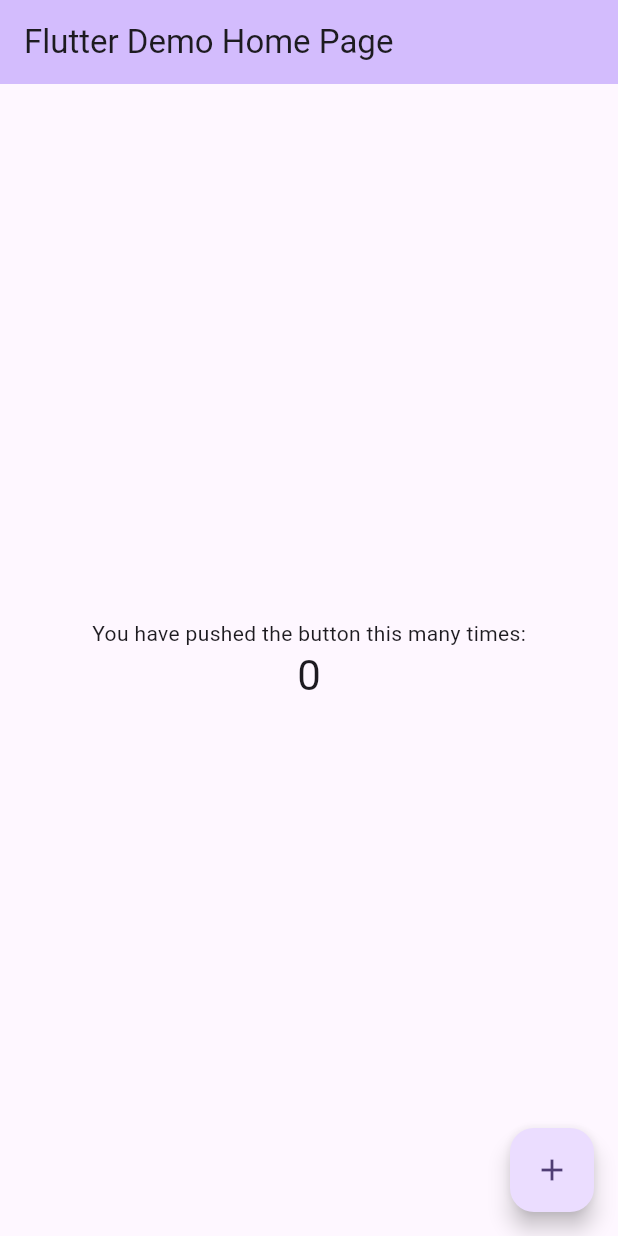
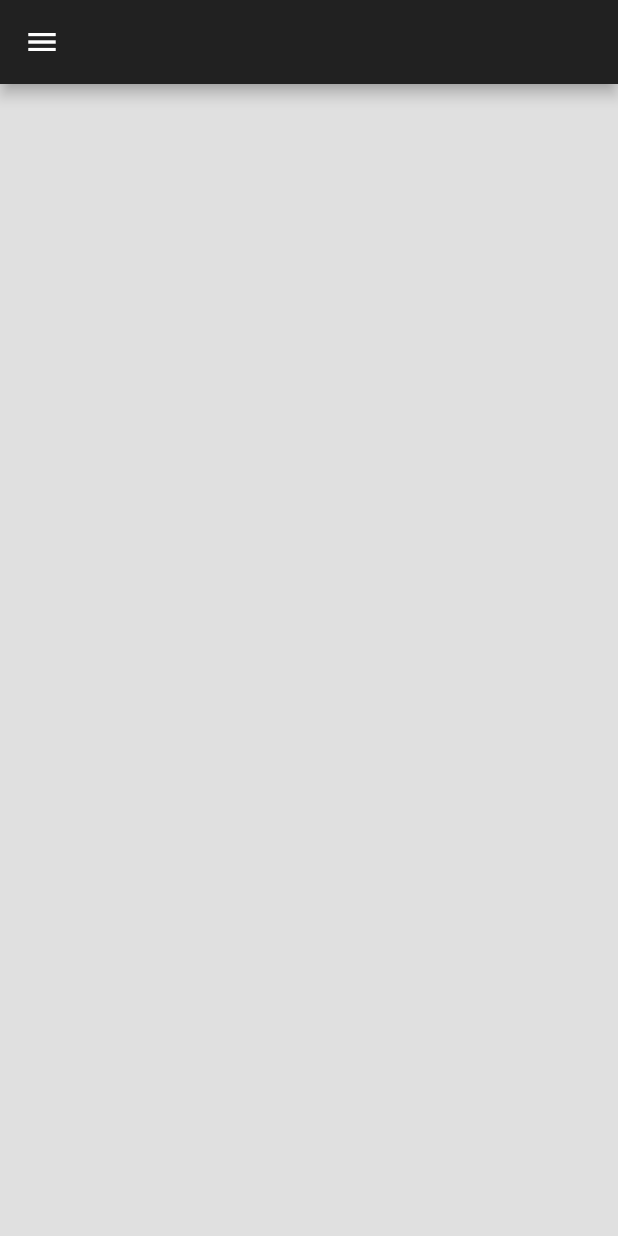
Before and after one commit to Gurung-Manish/Portfolio, a Flutter app: the screen it shows after launch, on a phone screen of 412 x 824 dp. Run offline on Flutter 3.47's test engine with Material 2 defaults, Android fonts, the phone set to English and light mode, and no system bars.

Commit message:
created new layouts. started working mobile

```diff
--- a/lib/main.dart
+++ b/lib/main.dart
@@ -1,125 +1,25 @@
 import 'package:flutter/material.dart';
+import 'package:portfolio/responsive/mobile_layout.dart';
+import 'package:portfolio/responsive/responsive_layout.dart';
+import 'package:portfolio/responsive/tablet_layout.dart';
+import 'package:portfolio/responsive/web_layout.dart';
 
 void main() {
-  runApp(const MyApp());
+  runApp(const MyPortfolio());
 }
 
-class MyApp extends StatelessWidget {
-  const MyApp({super.key});
+class MyPortfolio extends StatelessWidget {
+  const MyPortfolio({super.key});
 
-  // This widget is the root of your application.
   @override
   Widget build(BuildContext context) {
-    return MaterialApp(
-      title: 'Flutter Demo',
-      theme: ThemeData(
-        // This is the theme of your application.
-        //
-        // TRY THIS: Try running your application with "flutter run". You'll see
-        // the application has a blue toolbar. Then, without quitting the app,
-        // try changing the seedColor in the colorScheme below to Colors.green
-        // and then invoke "hot reload" (save your changes or press the "hot
-        // reload" button in a Flutter-supported IDE, or press "r" if you used
-        // the command line to start the app).
-        //
-        // Notice that the counter didn't reset back to zero; the application
-        // state is not lost during the reload. To reset the state, use hot
-        // restart instead.
-        //
-        // This works for code too, not just values: Most code changes can be
-        // tested with just a hot reload.
-        colorScheme: ColorScheme.fromSeed(seedColor: Colors.deepPurple),
-        useMaterial3: true,
+    return const MaterialApp(
+      debugShowCheckedModeBanner: false,
+      home: ResponsiveLayout(
+        mobileLayout: MobileLayout(),
+        tabletLayout: TabletLayout(),
+        webLayout: WebLayout(),
       ),
-      home: const MyHomePage(title: 'Flutter Demo Home Page'),
     );
   }
 }
-
-class MyHomePage extends StatefulWidget {
-  const MyHomePage({super.key, required this.title});
-
-  // This widget is the home page of your application. It is stateful, meaning
-  // that it has a State object (defined below) that contains fields that affect
-  // how it looks.
-
-  // This class is the configuration for the state. It holds the values (in this
-  // case the title) provided by the parent (in this case the App widget) and
-  // used by the build method of the State. Fields in a Widget subclass are
-  // always marked "final".
-
-  final String title;
-
-  @override
-  State<MyHomePage> createState() => _MyHomePageState();
-}
-
-class _MyHomePageState extends State<MyHomePage> {
-  int _counter = 0;
-
-  void _incrementCounter() {
-    setState(() {
-      // This call to setState tells the Flutter framework that something has
-      // changed in this State, which causes it to rerun the build method below
-      // so that the display can reflect the updated values. If we changed
-      // _counter without calling setState(), then the build method would not be
-      // called again, and so nothing would appear to happen.
-      _counter++;
-    });
-  }
-
-  @override
-  Widget build(BuildContext context) {
-    // This method is rerun every time setState is called, for instance as done
-    // by the _incrementCounter method above.
-    //
-    // The Flutter framework has been optimized to make rerunning build methods
-    // fast, so that you can just rebuild anything that needs updating rather
-    // than having to individually change instances of widgets.
-    return Scaffold(
-      appBar: AppBar(
-        // TRY THIS: Try changing the color here to a specific color (to
-        // Colors.amber, perhaps?) and trigger a hot reload to see the AppBar
-        // change color while the other colors stay the same.
-        backgroundColor: Theme.of(context).colorScheme.inversePrimary,
-        // Here we take the value from the MyHomePage object that was created by
-        // the App.build method, and use it to set our appbar title.
-        title: Text(widget.title),
-      ),
-      body: Center(
-        // Center is a layout widget. It takes a single child and positions it
-        // in the middle of the parent.
-        child: Column(
-          // Column is also a layout widget. It takes a list of children and
-          // arranges them vertically. By default, it sizes itself to fit its
-          // children horizontally, and tries to be as tall as its parent.
-          //
-          // Column has various properties to control how it sizes itself and
-          // how it positions its children. Here we use mainAxisAlignment to
-          // center the children vertically; the main axis here is the vertical
-          // axis because Columns are vertical (the cross axis would be
-          // horizontal).
-          //
-          // TRY THIS: Invoke "debug painting" (choose the "Toggle Debug Paint"
-          // action in the IDE, or press "p" in the console), to see the
-          // wireframe for each widget.
-          mainAxisAlignment: MainAxisAlignment.center,
-          children: <Widget>[
-            const Text(
-              'You have pushed the button this many times:',
-            ),
-            Text(
-              '$_counter',
-              style: Theme.of(context).textTheme.headlineMedium,
-            ),
-          ],
-        ),
-      ),
-      floatingActionButton: FloatingActionButton(
-        onPressed: _incrementCounter,
-        tooltip: 'Increment',
-        child: const Icon(Icons.add),
-      ), // This trailing comma makes auto-formatting nicer for build methods.
-    );
-  }
-}
--- /dev/null
+++ b/lib/responsive/mobile_layout.dart
@@ -0,0 +1,21 @@
+import 'package:flutter/material.dart';
+import 'package:portfolio/utils/const.dart';
+
+class MobileLayout extends StatefulWidget {
+  const MobileLayout({super.key});
+
+  @override
+  State<MobileLayout> createState() => _MobileLayoutState();
+}
+
+class _MobileLayoutState extends State<MobileLayout> {
+  @override
+  Widget build(BuildContext context) {
+    return Scaffold(
+      appBar: mobileAppBar,
+      drawer: mobileDrawer,
+      backgroundColor: Colors.grey[300],
+      body: Container(),
+    );
+  }
+}
--- /dev/null
+++ b/lib/responsive/responsive_layout.dart
@@ -0,0 +1,27 @@
+import 'package:flutter/material.dart';
+
+class ResponsiveLayout extends StatelessWidget {
+  final Widget mobileLayout;
+  final Widget tabletLayout;
+  final Widget webLayout;
+  const ResponsiveLayout(
+      {super.key,
+      required this.mobileLayout,
+      required this.tabletLayout,
+      required this.webLayout});
+
+  @override
+  Widget build(BuildContext context) {
+    return LayoutBuilder(
+      builder: (context, constraints) {
+        if (constraints.maxWidth < 600) {
+          return mobileLayout;
+        } else if (constraints.maxWidth < 1100) {
+          return tabletLayout;
+        } else {
+          return webLayout;
+        }
+      },
+    );
+  }
+}
--- /dev/null
+++ b/lib/responsive/tablet_layout.dart
@@ -0,0 +1,17 @@
+import 'package:flutter/material.dart';
+
+class TabletLayout extends StatefulWidget {
+  const TabletLayout({super.key});
+
+  @override
+  State<TabletLayout> createState() => _TabletLayoutState();
+}
+
+class _TabletLayoutState extends State<TabletLayout> {
+  @override
+  Widget build(BuildContext context) {
+    return const Scaffold(
+      backgroundColor: Colors.blue,
+    );
+  }
+}
--- /dev/null
+++ b/lib/responsive/web_layout.dart
@@ -0,0 +1,17 @@
+import 'package:flutter/material.dart';
+
+class WebLayout extends StatefulWidget {
+  const WebLayout({super.key});
+
+  @override
+  State<WebLayout> createState() => _WebLayoutState();
+}
+
+class _WebLayoutState extends State<WebLayout> {
+  @override
+  Widget build(BuildContext context) {
+    return const Scaffold(
+      backgroundColor: Colors.green,
+    );
+  }
+}
--- /dev/null
+++ b/lib/utils/const.dart
@@ -0,0 +1,33 @@
+import 'package:flutter/material.dart';
+
+var mobileAppBar = AppBar(
+  backgroundColor: Colors.grey[900],
+);
+
+var mobileDrawer = Drawer(
+  backgroundColor: Colors.grey[100],
+  child: const Column(
+    children: [
+      ListTile(
+        contentPadding: EdgeInsets.all(5.0),
+        leading: Icon(Icons.person),
+        title: Text("I N T R O"),
+      ),
+      ListTile(
+        contentPadding: EdgeInsets.all(5.0),
+        leading: Icon(Icons.person),
+        title: Text("E X P E R I E N C E"),
+      ),
+      ListTile(
+        contentPadding: EdgeInsets.all(5.0),
+        leading: Icon(Icons.person),
+        title: Text("E D U C A T I O N"),
+      ),
+      ListTile(
+        contentPadding: EdgeInsets.all(5.0),
+        leading: Icon(Icons.person),
+        title: Text("P R O J E C T S"),
+      )
+    ],
+  ),
+);
```
